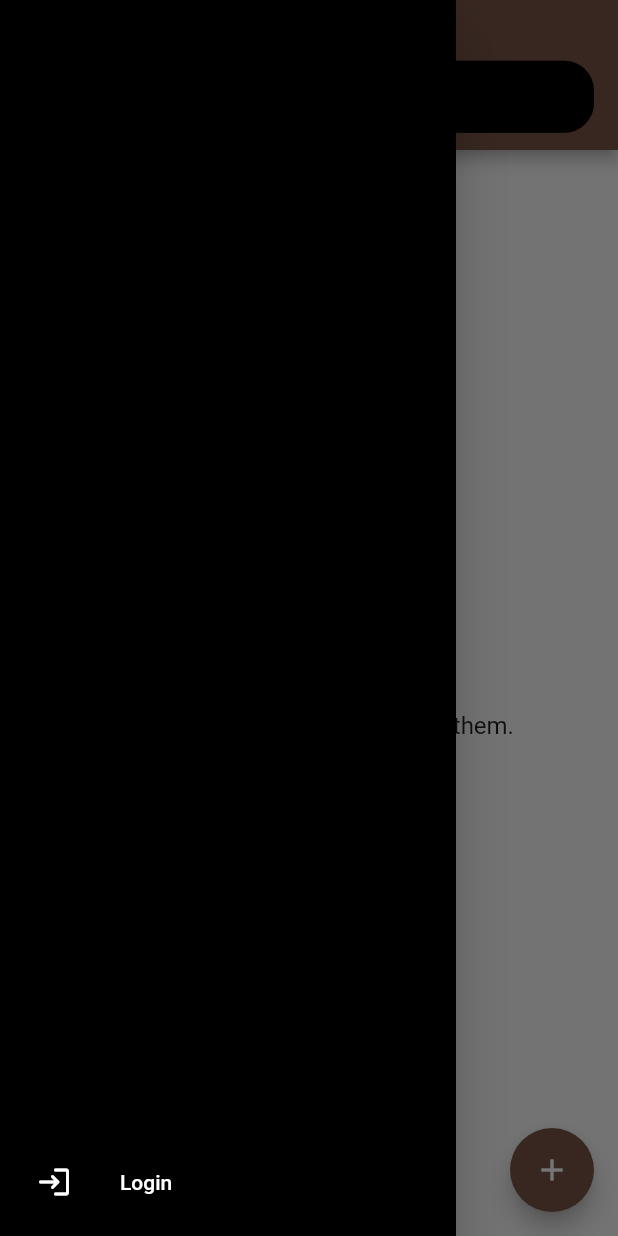
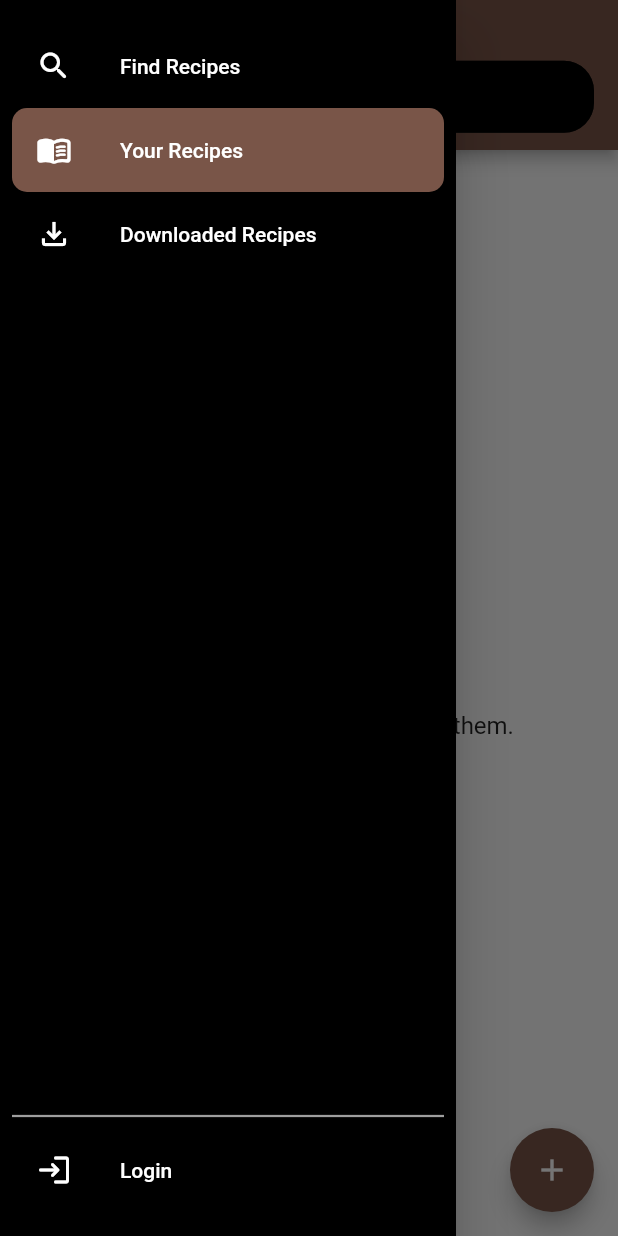
Before and after one commit to nickp-real/Recipe-Book, a Flutter app: the screen it shows after launch, with the side drawer open, on a phone screen of 412 x 824 dp. Run offline on Flutter 3.47's test engine with Material 2 defaults, Android fonts, the phone set to English and light mode, and no system bars; our stand-ins replace cloud_firestore, firebase_auth, firebase_core, shared_preferences; accounts and stored records are empty.

Commit message:
feat: find menu page (not download yet)

```diff
--- a/lib/main.dart
+++ b/lib/main.dart
@@ -1,9 +1,11 @@
 import 'package:flutter/material.dart';
 import 'package:provider/provider.dart';
 import 'package:receipe_book/model/recipe.dart';
+import 'package:receipe_book/pages/find_recipe/find_recipe.dart';
 
 import 'package:receipe_book/pages/home/home.dart';
 import 'package:firebase_core/firebase_core.dart';
+import 'package:receipe_book/pages/login/login.dart';
 import 'firebase_options.dart';
 
 void main() async {
@@ -23,11 +25,16 @@ class MyApp extends StatelessWidget {
   @override
   Widget build(BuildContext context) {
     return MaterialApp(
-      title: 'Flutter Demo',
+      title: 'Recipe Book',
       theme: ThemeData(
         primarySwatch: Colors.brown,
       ),
-      home: const MyHomePage(),
+      routes: {
+        '/': (context) => const MyHomePage(),
+        '/login': (context) => const LoginPage(),
+        '/find': (context) => const FindRecipePage()
+      },
+      initialRoute: '/',
     );
   }
 }
--- a/lib/pages/add_or_edit/add_or_edit_recipe.dart
+++ b/lib/pages/add_or_edit/add_or_edit_recipe.dart
@@ -1,5 +1,4 @@
 import 'package:flutter/material.dart';
-import 'package:cloud_firestore/cloud_firestore.dart';
 import 'package:provider/provider.dart';
 import 'package:receipe_book/model/recipe.dart';
 import 'package:receipe_book/pages/menu/menu.dart';
--- a/lib/pages/home/home.dart
+++ b/lib/pages/home/home.dart
@@ -1,8 +1,9 @@
 import 'package:flutter/material.dart';
+import 'package:receipe_book/auth.dart';
 import 'package:receipe_book/pages/add_or_edit/add_or_edit_recipe.dart';
+import 'package:receipe_book/widgets/appbar.dart';
+import 'package:receipe_book/widgets/drawer.dart';
 
-import 'widgets/appbar.dart';
-import 'widgets/drawer.dart';
 import 'widgets/recipe_list.dart';
 
 class MyHomePage extends StatefulWidget {
@@ -24,10 +25,16 @@ class _MyHomePageState extends State<MyHomePage> {
 
   @override
   Widget build(BuildContext context) {
+    return StreamBuilder(
+      stream: Auth().authStateChanges,
+      builder: (context, snapshot) {
         return Scaffold(
           key: _scaffoldKey,
           appBar: AppBar(
-        title: MainAppBar(drawerKey: _scaffoldKey),
+            title: MainAppBar(
+                drawerKey: _scaffoldKey,
+                title: 'Your Recipes',
+                onSearch: (value) {}),
             centerTitle: true,
             toolbarHeight: 100,
             automaticallyImplyLeading: false,
@@ -39,45 +46,7 @@ class _MyHomePageState extends State<MyHomePage> {
             child: const Icon(Icons.add),
           ),
         );
+      },
+    );
   }
 }
-
-
-// Download Page
-// class RecipeList extends StatelessWidget {
-//   const RecipeList({
-//     super.key,
-//   });
-
-//   @override
-//   Widget build(BuildContext context) {
-//     return StreamBuilder<QuerySnapshot>(
-//       stream: FirebaseFirestore.instance.collectionGroup('recipes').snapshots(),
-//       builder: (BuildContext context, AsyncSnapshot<QuerySnapshot> snapshot) {
-//         if (snapshot.hasError) {
-//           return const Text('Something went wrong');
-//         }
-
-//         if (snapshot.connectionState == ConnectionState.waiting) {
-//           return const Center(
-//             child: CircularProgressIndicator(),
-//           );
-//         }
-
-//         return Padding(
-//           padding: const EdgeInsets.all(8.0),
-//           child: ListView.builder(
-//             itemCount: snapshot.data!.docs.length,
-//             itemBuilder: (BuildContext context, int index) {
-//               Recipe data = Recipe.fromJson(
-//                   snapshot.data!.docs[index].data() as Map<String, dynamic>);
-//               final tags = data.tags;
-//               final image = data.imageUrl;
-//               return RecipeTile(data: data, image: image, tags: tags);
-//             },
-//           ),
-//         );
-//       },
-//     );
-//   }
-// }
--- a/lib/pages/home/widgets/drawer.dart
+++ /dev/null
@@ -1,65 +0,0 @@
-import 'package:firebase_auth/firebase_auth.dart';
-import 'package:flutter/material.dart';
-import 'package:receipe_book/auth.dart';
-import 'package:receipe_book/pages/login/login.dart';
-import 'package:receipe_book/widgets/custom_snackbar.dart';
-
-class MyDrawer extends StatelessWidget {
-  const MyDrawer({
-    super.key,
-  });
-
-  @override
-  Widget build(BuildContext context) {
-    void handleOnLoginClick() {
-      Navigator.push(
-          context, MaterialPageRoute(builder: (context) => const LoginPage()));
-    }
-
-    Future<void> handleOnLogoutClick() async {
-      try {
-        await Auth().signout();
-        if (context.mounted) {
-          ScaffoldMessenger.of(context).showSnackBar(
-              CustomSnackbar.success(message: "Logout successful."));
-        }
-      } on FirebaseAuthException catch (e) {
-        ScaffoldMessenger.of(context)
-            .showSnackBar(CustomSnackbar.error(message: e.toString()));
-      }
-
-      if (context.mounted) {
-        Navigator.push(context,
-            MaterialPageRoute(builder: (context) => const LoginPage()));
-      }
-    }
-
-    return Drawer(
-      backgroundColor: Colors.black,
-      child: Padding(
-        padding: const EdgeInsets.all(8.0),
-        child: Column(mainAxisAlignment: MainAxisAlignment.end, children: [
-          Auth().currentUser == null
-              ? ListTile(
-                  leading: const Icon(Icons.login_rounded),
-                  iconColor: Colors.white,
-                  textColor: Colors.white,
-                  title: const Text("Login"),
-                  shape: RoundedRectangleBorder(
-                      borderRadius: BorderRadius.circular(10)),
-                  onTap: handleOnLoginClick,
-                )
-              : ListTile(
-                  leading: const Icon(Icons.logout_rounded),
-                  iconColor: Colors.white,
-                  textColor: Colors.white,
-                  title: const Text("Logout"),
-                  shape: RoundedRectangleBorder(
-                      borderRadius: BorderRadius.circular(10)),
-                  onTap: handleOnLogoutClick,
-                )
-        ]),
-      ),
-    );
-  }
-}
--- a/lib/pages/home/widgets/recipe_list.dart
+++ b/lib/pages/home/widgets/recipe_list.dart
@@ -1,7 +1,8 @@
 import 'package:flutter/material.dart';
 import 'package:provider/provider.dart';
 import 'package:receipe_book/model/recipe.dart';
-import 'package:receipe_book/pages/menu/menu.dart';
+import 'package:receipe_book/widgets/no_recipe_text.dart';
+import 'package:receipe_book/widgets/recipe_tile.dart';
 
 class RecipeList extends StatelessWidget {
   const RecipeList({
@@ -26,7 +27,11 @@ class RecipeList extends StatelessWidget {
                             return RecipeTile(recipe: recipe);
                           },
                         ))
-                    : const Center(child: NoRecipeText());
+                    : const Center(
+                        child: NoRecipeText(
+                        title: "No recipes yet",
+                        subtext: "Creative recipes need a book for them.",
+                      ));
               }
               return const Center(child: CircularProgressIndicator());
             });
@@ -34,83 +39,3 @@ class RecipeList extends StatelessWidget {
     );
   }
 }
-
-class NoRecipeText extends StatelessWidget {
-  const NoRecipeText({
-    super.key,
-  });
-
-  @override
-  Widget build(BuildContext context) {
-    return Column(
-      mainAxisAlignment: MainAxisAlignment.center,
-      children: const [
-        Text("No recipes yet",
-            style: TextStyle(
-                color: Colors.black,
-                fontSize: 24,
-                fontWeight: FontWeight.bold)),
-        SizedBox(height: 15),
-        Text("Creative recipes need a book for them.",
-            style: TextStyle(fontSize: 16)),
-      ],
-    );
-  }
-}
-
-class RecipeTile extends StatelessWidget {
-  const RecipeTile({
-    super.key,
-    required this.recipe,
-  });
-
-  final Recipe recipe;
-
-  @override
-  Widget build(BuildContext context) {
-    void toMenu(Recipe recipe) {
-      Navigator.push(
-        context,
-        MaterialPageRoute(
-          builder: (context) => MenuPage(
-            recipe: recipe,
-          ),
-        ),
-      );
-    }
-
-    return Card(
-      child: ListTile(
-        leading: Container(
-          width: 45,
-          height: 45,
-          decoration: BoxDecoration(
-            image: DecorationImage(
-              image: NetworkImage(recipe.imageUrl),
-              fit: BoxFit.cover,
-            ),
-            borderRadius: BorderRadius.circular(10),
-          ),
-        ),
-        title: Text(
-          recipe.name,
-          style:
-              const TextStyle(fontWeight: FontWeight.bold, color: Colors.black),
-        ),
-        subtitle: Row(
-          crossAxisAlignment: CrossAxisAlignment.start,
-          children: recipe.tags
-              .map((tag) => Padding(
-                    padding: const EdgeInsets.only(right: 8.0),
-                    child: Text(
-                      tag,
-                      style: const TextStyle(color: Colors.black),
-                    ),
-                  ))
-              .toList(),
-        ),
-        onTap: () => toMenu(recipe),
-      ),
-    );
-  }
-}
--- a/lib/pages/shopping/shopping_list.dart
+++ b/lib/pages/shopping/shopping_list.dart
@@ -66,7 +66,7 @@ class _ShoppingCartScreenState extends State<ShoppingCartScreen> {
                   ),
                   ElevatedButton(
                       onPressed: () => Navigator.pop(context),
-                      child: Text("Finish"))
+                      child: const Text("Finish"))
                 ],
               ),
             )
--- a/lib/pages/home/widgets/appbar.dart
+++ b/lib/widgets/appbar.dart
@@ -1,9 +1,15 @@
 import 'package:flutter/material.dart';
 
 class MainAppBar extends StatefulWidget {
-  const MainAppBar({super.key, required this.drawerKey});
+  const MainAppBar(
+      {super.key,
+      required this.drawerKey,
+      required this.title,
+      required this.onSearch});
 
   final GlobalKey<ScaffoldState> drawerKey;
+  final String title;
+  final Function(String) onSearch;
 
   @override
   State<MainAppBar> createState() => _MainAppBarState();
@@ -21,6 +27,7 @@ class _MainAppBarState extends State<MainAppBar> {
   @override
   Widget build(BuildContext context) {
     void drawerState() {
+      print(widget.drawerKey.currentState);
       if (widget.drawerKey.currentState!.isDrawerOpen) {
         widget.drawerKey.currentState!.closeDrawer();
       } else {
@@ -31,13 +38,13 @@ class _MainAppBarState extends State<MainAppBar> {
     return Column(
       crossAxisAlignment: CrossAxisAlignment.center,
       children: [
-        const Text(
-          "Recipe Book",
-          style: TextStyle(fontSize: 16, fontWeight: FontWeight.bold),
+        Text(
+          widget.title,
+          style: const TextStyle(fontSize: 16, fontWeight: FontWeight.bold),
         ),
         const SizedBox(height: 10),
         TextField(
-          onChanged: (value) => () {},
+          onChanged: widget.onSearch,
           controller: _searchController,
           style: const TextStyle(color: Colors.white),
           decoration: InputDecoration(
@@ -48,6 +55,16 @@ class _MainAppBarState extends State<MainAppBar> {
                   borderRadius: BorderRadius.circular(20),
                   borderSide: const BorderSide(width: 2)),
               contentPadding: EdgeInsets.zero,
+              label: Row(children: const [
+                Icon(
+                  Icons.search_rounded,
+                  color: Colors.grey,
+                ),
+                SizedBox(width: 3),
+                Text('What are you finding?',
+                    style: TextStyle(color: Colors.grey))
+              ]),
+              floatingLabelBehavior: FloatingLabelBehavior.never,
               filled: true,
               fillColor: Colors.black,
               suffixIcon: _searchController.text.isNotEmpty
--- /dev/null
+++ b/lib/widgets/drawer.dart
@@ -0,0 +1,124 @@
+import 'package:firebase_auth/firebase_auth.dart';
+import 'package:flutter/material.dart';
+import 'package:receipe_book/auth.dart';
+import 'package:receipe_book/pages/login/login.dart';
+import 'package:receipe_book/widgets/custom_snackbar.dart';
+
+class MyDrawer extends StatelessWidget {
+  const MyDrawer({
+    super.key,
+  });
+
+  @override
+  Widget build(BuildContext context) {
+    final currentRoute = ModalRoute.of(context)!;
+    void handleOnLoginClick() {
+      Navigator.push(
+          context, MaterialPageRoute(builder: (context) => const LoginPage()));
+    }
+
+    Future<void> handleOnLogoutClick() async {
+      try {
+        await Auth().signout();
+        if (context.mounted) {
+          ScaffoldMessenger.of(context).showSnackBar(
+              CustomSnackbar.success(message: "Logout successful."));
+        }
+      } on FirebaseAuthException catch (e) {
+        ScaffoldMessenger.of(context)
+            .showSnackBar(CustomSnackbar.error(message: e.toString()));
+      }
+      if (context.mounted) {
+        Navigator.pop(context);
+      }
+    }
+
+    void handleOnFindRecipesClick() {
+      if (currentRoute.settings.name != '/find') {
+        Navigator.of(context).pushReplacementNamed('/find');
+      }
+    }
+
+    void handleOnYourRecipesClick() {
+      if (currentRoute.settings.name != '/') {
+        Navigator.of(context).pushReplacementNamed('/');
+      }
+    }
+
+    void handleOnDownloadedRecipesClick() {}
+
+    return Drawer(
+      backgroundColor: Colors.black,
+      child: SafeArea(
+        child: Padding(
+          padding: const EdgeInsets.symmetric(horizontal: 8.0, vertical: 16),
+          child: Column(children: [
+            if (Auth().currentUser != null)
+              Column(
+                children: [
+                  _DrawerTile(
+                      icon: Icons.person,
+                      title:
+                          "Hello ${Auth().currentUser!.email!.substring(0, Auth().currentUser!.email!.indexOf('@'))}",
+                      onTap: null),
+                  const Divider(color: Colors.grey, thickness: 1.5),
+                ],
+              ),
+            _DrawerTile(
+                icon: Icons.search_rounded,
+                title: "Find Recipes",
+                onTap: handleOnFindRecipesClick,
+                isRoute: currentRoute.settings.name == '/find'),
+            _DrawerTile(
+                icon: Icons.menu_book_rounded,
+                title: "Your Recipes",
+                onTap: handleOnYourRecipesClick,
+                isRoute: currentRoute.settings.name == '/'),
+            _DrawerTile(
+                icon: Icons.file_download_outlined,
+                title: "Downloaded Recipes",
+                onTap: handleOnDownloadedRecipesClick,
+                isRoute: currentRoute.settings.name == '/downloaded'),
+            const Spacer(),
+            const Divider(color: Colors.grey, thickness: 1.5),
+            Auth().currentUser == null
+                ? _DrawerTile(
+                    icon: Icons.login_rounded,
+                    title: "Login",
+                    onTap: handleOnLoginClick)
+                : _DrawerTile(
+                    icon: Icons.logout_rounded,
+                    title: "Logout",
+                    onTap: handleOnLogoutClick)
+          ]),
+        ),
+      ),
+    );
+  }
+}
+
+class _DrawerTile extends StatelessWidget {
+  const _DrawerTile(
+      {required this.icon,
+      required this.title,
+      required this.onTap,
+      this.isRoute = false});
+
+  final IconData icon;
+  final String title;
+  final VoidCallback? onTap;
+  final bool isRoute;
+
+  @override
+  Widget build(BuildContext context) {
+    return ListTile(
+      leading: Icon(icon),
+      iconColor: Colors.white,
+      textColor: Colors.white,
+      tileColor: isRoute ? Colors.brown : null,
+      title: Text(title),
+      shape: RoundedRectangleBorder(borderRadius: BorderRadius.circular(10)),
+      onTap: onTap,
+    );
+  }
+}
--- /dev/null
+++ b/lib/widgets/no_recipe_text.dart
@@ -0,0 +1,23 @@
+import 'package:flutter/material.dart';
+
+class NoRecipeText extends StatelessWidget {
+  const NoRecipeText({super.key, required this.title, required this.subtext});
+  final String title;
+  final String subtext;
+
+  @override
+  Widget build(BuildContext context) {
+    return Column(
+      mainAxisAlignment: MainAxisAlignment.center,
+      children: [
+        Text(title,
+            style: const TextStyle(
+                color: Colors.black,
+                fontSize: 24,
+                fontWeight: FontWeight.bold)),
+        const SizedBox(height: 15),
+        Text(subtext, style: const TextStyle(fontSize: 16)),
+      ],
+    );
+  }
+}
```
Also changed, not shown: lib/pages/find_recipe/find_recipe.dart (added, +83 -0 lines), lib/pages/login/login.dart (+34 -11 lines), lib/widgets/recipe_tile.dart (added, +60 -0 lines). Lines whose indentation alone changed are shown as unchanged.
